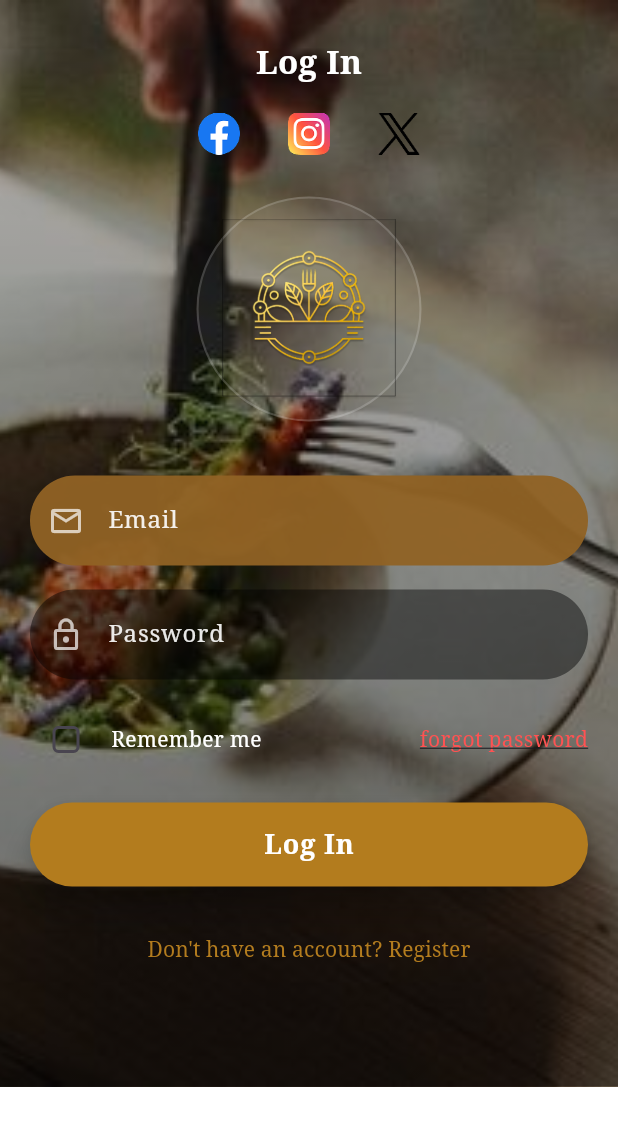
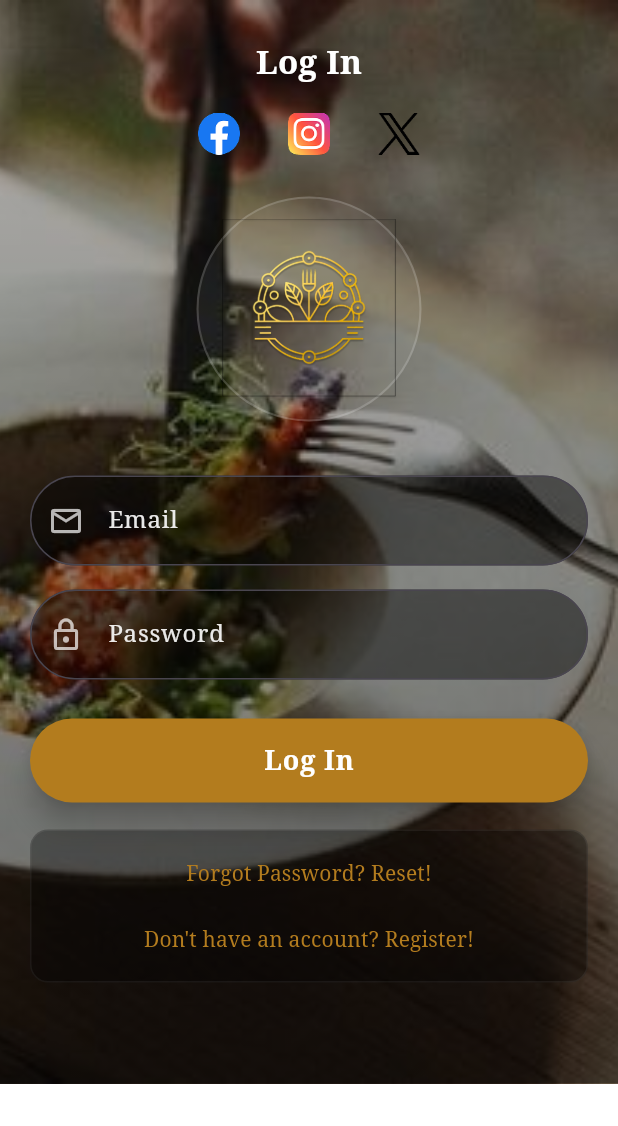
Before and after one commit to Leathelson/restaurant-app, a Flutter app: the screen it shows after launch, on a phone screen of 412 x 824 dp. Shown: the top 1126 px of the screen. Run offline on Flutter 3.47's test engine with Material 3 defaults, Android fonts, the light colour scheme and no system bars; our stand-ins replace firebase_auth, firebase_core, shared_preferences, table_calendar; accounts and stored records are empty; generated files the repository leaves out were written again.

Commit message:
Changed UI a little
Added beta forgotpassword screen

uppdatesd gitignore

```diff
--- a/lib/screens/auth/login_screen.dart
+++ b/lib/screens/auth/login_screen.dart
@@ -1,8 +1,8 @@
 import 'package:firebase_core/firebase_core.dart';
 import 'package:firebase_auth/firebase_auth.dart';
 import 'package:flutter/material.dart';
+import 'package:luxury_restaurant_app/screens/auth/forgot_password.dart';
 import 'package:shared_preferences/shared_preferences.dart';
-import '../dashboard/dashboard_screen.dart';
 import 'register_screen.dart';
 
 class LoginScreen extends StatefulWidget {
@@ -54,8 +54,6 @@ class _LoginScreenState extends State<LoginScreen> {
     final w = MediaQuery.of(context).size.width;
 
     return Scaffold(
-      resizeToAvoidBottomInset:
-          false, // 👈 prevents bg from moving with keyboard
       body: Stack(
         children: [
           // background image stays fixed
@@ -86,7 +84,7 @@ class _LoginScreenState extends State<LoginScreen> {
             child: SingleChildScrollView(
               padding: const EdgeInsets.symmetric(horizontal: 20, vertical: 18),
               child: Column(
-                children: [
+                children: <Widget>[
                   const SizedBox(height: 8),
                   Text(
                     'Log In',
@@ -146,7 +144,7 @@ class _LoginScreenState extends State<LoginScreen> {
                     controller: _emailController,
                     hint: "Email",
                     icon: Icons.email_outlined,
-                    fillColor: goldCard.withOpacity(0.95),
+                    fillColor: Colors.black.withOpacity(0.45),
                     keyboard: TextInputType.emailAddress,
                   ),
 
@@ -157,43 +155,6 @@ class _LoginScreenState extends State<LoginScreen> {
                     icon: Icons.lock_outline,
                     fillColor: Colors.black.withOpacity(0.45),
                     obscure: true,
-                  ),
-
-                  const SizedBox(height: 8),
-
-                  // remember + forgot
-                  Row(
-                    children: [
-                      Checkbox(
-                        value: _remember,
-                        onChanged: (v) =>
-                            setState(() => _remember = v ?? false),
-                        shape: RoundedRectangleBorder(
-                          borderRadius: BorderRadius.circular(4),
-                        ),
-                        activeColor: gold,
-                        checkColor: Colors.black,
-                      ),
-                      const SizedBox(width: 6),
-                      const Expanded(
-                        child: Text(
-                          'Remember me',
-                          style: TextStyle(color: Colors.white),
-                        ),
-                      ),
-                      GestureDetector(
-                        onTap: () {
-                          // TODO: forgot password flow
-                        },
-                        child: Text(
-                          'forgot password',
-                          style: TextStyle(
-                            color: Colors.redAccent,
-                            decoration: TextDecoration.underline,
-                          ),
-                        ),
-                      ),
-                    ],
                   ),
 
                   const SizedBox(height: 18),
@@ -225,17 +186,55 @@ class _LoginScreenState extends State<LoginScreen> {
 
                   const SizedBox(height: 18),
 
-                  // register link
+                  Container(
+                    width: double.infinity,
+                    padding:
+                        const EdgeInsets.symmetric(vertical: 8, horizontal: 40),
+                    decoration: BoxDecoration(
+                      color: Colors.black.withOpacity(0.35),
+                      borderRadius: BorderRadius.circular(12),
+                      border: Border.all(color: Colors.white.withOpacity(0.06)),
+                    ),
+                    child: Column(
+                      mainAxisSize: MainAxisSize.min,
+                      children: [
                         TextButton(
                           onPressed: () {
                             Navigator.push(
                               context,
-                        MaterialPageRoute(builder: (c) => RegisterScreen()),
+                              MaterialPageRoute(
+                                builder: (c) => ForgotPassword(),
+                              ),
                             );
                           },
+                          style: TextButton.styleFrom(
+                            padding: EdgeInsets.zero,
+                            visualDensity: VisualDensity.compact,
+                          ),
                           child: Text(
-                      'Don\'t have an account? Register',
+                            'Forgot Password? Reset!',
                             style: TextStyle(color: gold),
+                          ),
+                        ),
+                        const SizedBox(height: 4),
+                        TextButton(
+                          onPressed: () {
+                            Navigator.push(
+                              context,
+                              MaterialPageRoute(
+                                  builder: (c) => RegisterScreen()),
+                            );
+                          },
+                          style: TextButton.styleFrom(
+                            padding: EdgeInsets.zero,
+                            visualDensity: VisualDensity.compact,
+                          ),
+                          child: Text(
+                            'Don\'t have an account? Register!',
+                            style: TextStyle(color: gold),
+                          ),
+                        ),
+                      ],
                     ),
                   ),
 
@@ -277,7 +276,8 @@ class _LoginScreenState extends State<LoginScreen> {
           contentPadding: const EdgeInsets.symmetric(vertical: 18),
           border: OutlineInputBorder(
             borderRadius: BorderRadius.circular(30),
-            borderSide: BorderSide.none,
+            borderSide: BorderSide(
+                color: const Color(0xFF906224).withOpacity(0.60), width: 5),
           ),
         ),
       ),
```
Also changed, not shown: lib/screens/auth/forgot_password.dart (added, +20 -0 lines), lib/screens/auth/register_screen.dart (+10 -7 lines), lib/screens/dashboard/dashboard_screen.dart (+6 -7 lines), lib/firebase_options.dart (deleted), 3 other files. Lines whose indentation alone changed are shown as unchanged.
